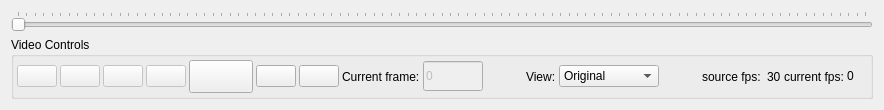
This is BioTracker/CoreApp/BioTracker/View/VideoControllWidget.ui in BioroboticsLab/biotracker_core as Qt 5 draws it before an edit. The edited form follows.
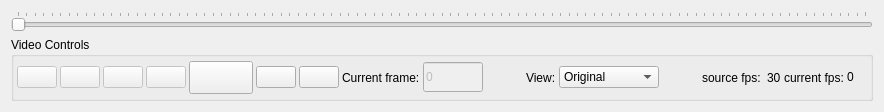
This is the edited form. Icons and pictures are not drawn.

The edit to the form file:
```diff
--- a/BioTracker/CoreApp/BioTracker/View/VideoControllWidget.ui
+++ b/BioTracker/CoreApp/BioTracker/View/VideoControllWidget.ui
@@ -10,7 +10,7 @@
     <x>0</x>
     <y>0</y>
     <width>864</width>
-    <height>109</height>
+    <height>112</height>
    </rect>
   </property>
   <property name="sizePolicy">
```
Left out of the diff: 12 changed lines with no effect on the pictures.
